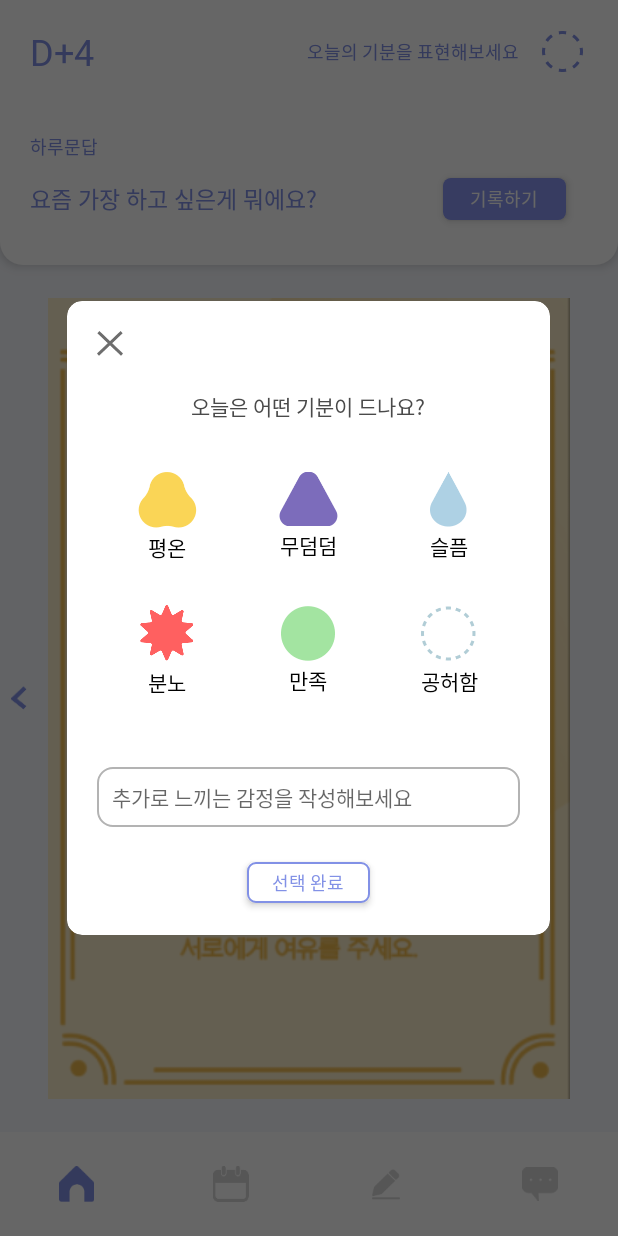
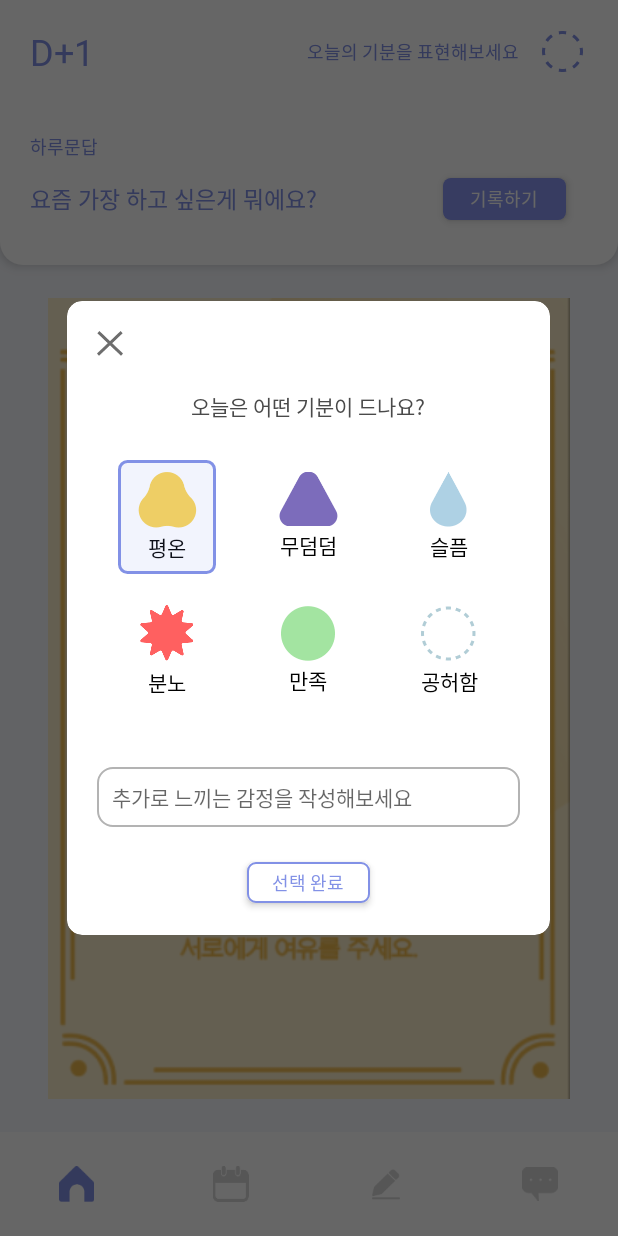
Before and after one commit to HyeRyoung98/IHuAe, an Android app: the screen it shows after launch (MainActivity), after a tap on "기록하기", on a phone screen of 412 x 824 dp. Run offline under Robolectric (Android 15) with nearby library versions, the phone set to English and light mode, and no system bars.

Commit message:
I can use sqlite

```diff
--- a/app/src/main/java/com/example/ihuae/Home/GuideCardAdapter.java
+++ b/app/src/main/java/com/example/ihuae/Home/GuideCardAdapter.java
@@ -7,10 +7,15 @@ import android.view.LayoutInflater;
 import android.view.ViewGroup;
 import androidx.annotation.NonNull;
 import androidx.recyclerview.widget.RecyclerView;
+
+import com.example.ihuae.Item.GuideCardItem;
 import com.example.ihuae.databinding.ItemGuideCardBinding;
+
+import java.util.ArrayList;
 
 public class GuideCardAdapter extends RecyclerView.Adapter<GuideCardAdapter.itemVH> {
     private Context mContext;
+    public ArrayList<GuideCardItem> cardItems = new ArrayList<>();
     public GuideCardAdapter(Context context){
         this.mContext = context;
     }
@@ -19,16 +24,18 @@ public class GuideCardAdapter extends RecyclerView.Adapter<GuideCardAdapter.item
     @Override
     public itemVH onCreateViewHolder(@NonNull ViewGroup parent, int viewType) {
         return new itemVH(ItemGuideCardBinding.inflate(LayoutInflater.from(mContext), parent, false));
+
     }
 
     @Override
     public void onBindViewHolder(@NonNull itemVH holder, int position) {
+        holder.binding.ivGuideCard.setImageResource(cardItems.get(position).Image);
 
     }
 
     @Override
     public int getItemCount() {
-        return 6;
+        return cardItems.size();
     }
 
     public class itemVH extends RecyclerView.ViewHolder {
--- a/app/src/main/java/com/example/ihuae/Home/HomeFragment.java
+++ b/app/src/main/java/com/example/ihuae/Home/HomeFragment.java
@@ -1,5 +1,6 @@
 package com.example.ihuae.Home;
 
+import android.database.Cursor;
 import android.os.Bundle;
 import android.util.Log;
 import android.view.LayoutInflater;
@@ -14,7 +15,11 @@ import androidx.recyclerview.widget.LinearLayoutManager;
 import androidx.recyclerview.widget.RecyclerView;
 import androidx.viewpager2.widget.ViewPager2;
 
+import com.example.ihuae.Item.GuideCardItem;
+import com.example.ihuae.MainActivity;
 import com.example.ihuae.R;
+import com.example.ihuae.Util.DBContract;
+import com.example.ihuae.Util.MainDBHelper;
 import com.example.ihuae.databinding.FragmentHomeBinding;
 
 public class HomeFragment extends Fragment {
@@ -22,6 +27,12 @@ public class HomeFragment extends Fragment {
     private FragmentHomeBinding binding;
     private WriteEmoDialog dialog;
     private GuideCardAdapter adapter;
+    private MainDBHelper dbHelper;
+    private String emoText = "";
+    private int emoIcon = 0;
+    private int emoIconID = -1;
+    private String iconGuide = "";
+    private String todayQuestion = "";
 
     private int emoImg[] = {R.drawable.ic_emotion_calmness, R.drawable.ic_emotion_dullness, R.drawable.ic_emotion_sadness
             , R.drawable.ic_emotion_anger, R.drawable.ic_emotion_satisfied, R.drawable.ic_emotion_emptiness};
@@ -35,11 +46,76 @@ public class HomeFragment extends Fragment {
     public void onViewCreated( View view, Bundle savedInstanceState) {
         super.onViewCreated(view, savedInstanceState);
         init();
+        getData();
+        setUI();
         eventHandler();
     }
 
     private void init(){
-        dialog = new WriteEmoDialog(getContext(), -1, "");
+        dbHelper = new MainDBHelper(getContext());
+
+        adapter = new GuideCardAdapter(getContext());
+        binding.guideCardViewPager.setAdapter(adapter);
+        binding.guideCardViewPager.setOrientation(ViewPager2.ORIENTATION_HORIZONTAL);
+        binding.guideCardViewPager.setOffscreenPageLimit(3);
+        binding.guideCardViewPager.setUserInputEnabled(false);
+    }
+
+    private void getData(){
+        //가이드 카드 가져오기
+        String sql = "SELECT * FROM "+ DBContract.GuideCardEntry.TABLE_NAME
+                + " WHERE " + DBContract.GuideCardEntry._ID + " <= " + MainActivity.dDay;
+        Cursor c = dbHelper.selectData(sql);
+        adapter.cardItems.clear();
+        while (c.moveToNext()){
+            GuideCardItem cardItem = new GuideCardItem();
+            cardItem.id = c.getInt(0);
+            cardItem.DateID = c.getInt(1);
+            cardItem.Content = c.getString(2);
+            cardItem.Image = c.getInt(3);
+            Log.e("===============[HomeFragment]getData cardItem================", cardItem.toString());
+            adapter.cardItems.add(cardItem);
+        }
+        adapter.notifyDataSetChanged();
+        c.close();
+
+        //오늘의 기분 가져오기
+        sql = "SELECT A." + DBContract.EmoEntry.COLUMN_NAME_2
+                + " , B." + DBContract.IconEntry.COLUMN_NAME_1
+                + " , B." + DBContract.IconEntry.COLUMN_NAME_2
+                + " , A." + DBContract.EmoEntry.COLUMN_NAME_3
+                + " FROM " + DBContract.EmoEntry.TABLE_NAME + " A , " + DBContract.IconEntry.TABLE_NAME + " B"
+                + " WHERE 1=1"
+                + " AND A." + DBContract.EmoEntry._ID + " = " + MainActivity.dDay
+                + " AND B." + DBContract.IconEntry._ID + " = A." + DBContract.EmoEntry.COLUMN_NAME_2;
+        c = dbHelper.selectData(sql);
+        while (c.moveToNext()){
+            emoIconID = c.getInt(0);
+            emoIcon = c.getInt(1);
+            iconGuide = c.getString(2);
+            emoText = c.getString(3);
+        }
+        c.close();
+
+        //하루 문답 가져오기
+        sql = "SELECT " + DBContract.QnAEntry.COLUMN_NAME_2
+                + " FROM " + DBContract.QnAEntry.TABLE_NAME
+                + " WHERE " + DBContract.QnAEntry._ID + " = " + MainActivity.dDay;
+        c = dbHelper.selectData(sql);
+        while (c.moveToNext()){
+            todayQuestion = c.getString(0);
+        }
+        c.close();
+    }
+
+    private void setUI(){
+        binding.tvDDay.setText("D+"+MainActivity.dDay);
+        binding.guideCardViewPager.setCurrentItem(adapter.getItemCount()-1);
+        setBtnVisible();
+        dialog = new WriteEmoDialog(getContext(), emoIcon, emoText);
+    }
+
+    private void eventHandler(){
         dialog.setOnEmoDialogListener(new WriteEmoDialog.OnEmoDialogListener() {
             @Override
             public void onResist(int status, String contents) {
@@ -53,15 +129,6 @@ public class HomeFragment extends Fragment {
             dialog.show();
         });
 
-        adapter = new GuideCardAdapter(getContext());
-        binding.guideCardViewPager.setAdapter(adapter);
-        binding.guideCardViewPager.setOrientation(ViewPager2.ORIENTATION_HORIZONTAL);
-        binding.guideCardViewPager.setCurrentItem(adapter.getItemCount()-1);
-        binding.guideCardViewPager.setOffscreenPageLimit(3);
-        binding.guideCardViewPager.setUserInputEnabled(false);
-    }
-
-    private void eventHandler(){
         binding.btnGoPre.setOnClickListener(v -> {
             binding.guideCardViewPager.setCurrentItem(binding.guideCardViewPager.getCurrentItem()-1);
             setBtnVisible();
--- /dev/null
+++ b/app/src/main/java/com/example/ihuae/Item/GuideCardItem.java
@@ -0,0 +1,21 @@
+package com.example.ihuae.Item;
+
+import androidx.annotation.NonNull;
+
+public class GuideCardItem {
+    public GuideCardItem(){}
+    public int id = 0;
+    public int DateID = 0;
+    public String Content = "";
+    public int Image = 0;
+
+    @Override
+    public String toString() {
+        return "GuideCardItem{" +
+                "id=" + id +
+                ", DateID=" + DateID +
+                ", Content='" + Content + '\'' +
+                ", Image=" + Image +
+                '}';
+    }
+}
--- a/app/src/main/java/com/example/ihuae/MainActivity.java
+++ b/app/src/main/java/com/example/ihuae/MainActivity.java
@@ -16,7 +16,7 @@ import com.google.android.material.tabs.TabLayout;
 import com.google.android.material.tabs.TabLayoutMediator;
 
 public class MainActivity extends AppCompatActivity {
-    public static int dDay = 0;
+    public static int dDay = 1;
 
     private ActivityMainBinding binding;
     public MainPagerAdapter adapter;
--- a/app/src/main/java/com/example/ihuae/SplashActivity.java
+++ b/app/src/main/java/com/example/ihuae/SplashActivity.java
@@ -3,12 +3,13 @@ package com.example.ihuae;
 import android.content.Intent;
 import android.os.Bundle;
 import android.os.Handler;
+import android.util.Log;
 
 import androidx.appcompat.app.AppCompatActivity;
 
+import com.example.ihuae.Util.ArrayItems;
 import com.example.ihuae.Util.DBContract;
 import com.example.ihuae.Util.MainDBHelper;
-import com.example.ihuae.Util.QuestionsStrings;
 import com.example.ihuae.Util.SharedPreferenceManager;
 
 import java.text.SimpleDateFormat;
@@ -19,8 +20,7 @@ import java.util.HashMap;
 public class SplashActivity extends AppCompatActivity {
     private SimpleDateFormat sdf = new SimpleDateFormat("yyyyMMdd");
     private MainDBHelper dbHelper = null;
-    private QuestionsStrings qesStrings = new QuestionsStrings();
-
+    private ArrayItems arrayItems = new ArrayItems();
     @Override
     protected void onCreate(Bundle savedInstanceState) {
         super.onCreate(savedInstanceState);
@@ -33,6 +33,8 @@ public class SplashActivity extends AppCompatActivity {
         }else {
             long cal = new Date().getTime() - startDay.getTime();
             MainActivity.dDay = (int) (cal / (24 * 60 * 60 * 1000));
+            MainActivity.dDay += 1;
+            MainActivity.dDay = MainActivity.dDay > 30 ? 30:MainActivity.dDay;      //30일 이후는 막기
         }
         nextActivity();
     }
@@ -69,20 +71,19 @@ public class SplashActivity extends AppCompatActivity {
         Calendar c = Calendar.getInstance();
         c.setTime(startDate);
         int cnt = 0;
-        while (cnt < 30) {
-            c.add(Calendar.DATE, 1);
+        while (cnt < arrayItems.questions.length) {
             Date d = c.getTime();
             int dateID = Integer.parseInt(sdf.format(d));
 
             setCalendarTable(c, dateID);
-            setEmoIcTable(dateID);
-            setEmoTxtTable(dateID);
+            setEmoTable(dateID);
             setQnATable(dateID, cnt);
-            cnt++;
             setGuideCardTable(dateID, cnt);
 
-
+            c.add(Calendar.DATE, 1);
+            cnt++;
         }
+        setIconTable();
     }
 
     private void setCalendarTable(Calendar c, int dateID){
@@ -95,38 +96,53 @@ public class SplashActivity extends AppCompatActivity {
             m.put(DBContract.CalendarEntry.COLUMN_NAME_2, year);
             m.put(DBContract.CalendarEntry.COLUMN_NAME_3, month);
             m.put(DBContract.CalendarEntry.COLUMN_NAME_4, day);
+            boolean isSuccess = dbHelper.insertData(DBContract.CalendarEntry.TABLE_NAME, m);
+            if(isSuccess) Log.e("===============Success setCalendarTable================", "dateID = " + dateID);
+            else Log.e("===============Fail setCalendarTable================", "dateID = " + dateID);
 
-            dbHelper.insertData(DBContract.CalendarEntry.TABLE_NAME, m);
         }
 
-    private void setEmoIcTable(int dateID){
+    private void setEmoTable(int dateID){
         HashMap<String, Object> m = new HashMap<>();
-        m.put(DBContract.EmoIcEntry.COLUMN_NAME_1, dateID);
-        m.put(DBContract.EmoIcEntry.COLUMN_NAME_2, "");
-        dbHelper.insertData(DBContract.EmoIcEntry.TABLE_NAME, m);
+        m.put(DBContract.EmoEntry.COLUMN_NAME_1, dateID);
+        m.put(DBContract.EmoEntry.COLUMN_NAME_2, -1);
+        m.put(DBContract.EmoEntry.COLUMN_NAME_3, "");
+        boolean isSuccess = dbHelper.insertData(DBContract.EmoEntry.TABLE_NAME, m);
+        if(isSuccess) Log.e("===============Success setEmoTable================", "dateID = " + dateID);
+        else Log.e("===============Fail setEmoTable================", "dateID = " + dateID);
     }
 
-    private void setEmoTxtTable(int dateID){
-        HashMap<String, Object> m = new HashMap<>();
-        m.put(DBContract.EmoTxtEntry.COLUMN_NAME_1, dateID);
-        m.put(DBContract.EmoTxtEntry.COLUMN_NAME_2, "");
-        dbHelper.insertData(DBContract.EmoTxtEntry.TABLE_NAME, m);
-    }
 
     private void setQnATable(int dateID, int cnt){
-        String qes = qesStrings.questions[cnt];
+        String qes = arrayItems.questions[cnt];
         HashMap<String, Object> m = new HashMap<>();
         m.put(DBContract.QnAEntry.COLUMN_NAME_1, dateID);
         m.put(DBContract.QnAEntry.COLUMN_NAME_2, qes);
         m.put(DBContract.QnAEntry.COLUMN_NAME_3, "");
-        dbHelper.insertData(DBContract.QnAEntry.TABLE_NAME, m);
+        boolean isSuccess = dbHelper.insertData(DBContract.QnAEntry.TABLE_NAME, m);
+        if(isSuccess) Log.e("===============Success setQnATable================", "dateID = " + dateID);
+        else Log.e("===============Fail setQnATable================", "dateID = " + dateID);
     }
 
     private void setGuideCardTable(int dateID, int cnt){
         HashMap<String, Object> m = new HashMap<>();
         m.put(DBContract.GuideCardEntry.COLUMN_NAME_1, dateID);
         m.put(DBContract.GuideCardEntry.COLUMN_NAME_2, "");     //todo 가이드 카드 내용 넣기, 정말 필요한 지 검토.
-        m.put(DBContract.GuideCardEntry.COLUMN_NAME_3, "guide_card_day"+cnt);
-        dbHelper.insertData(DBContract.GuideCardEntry.TABLE_NAME, m);
+        m.put(DBContract.GuideCardEntry.COLUMN_NAME_3, arrayItems.IDs[cnt]);
+        boolean isSuccess = dbHelper.insertData(DBContract.GuideCardEntry.TABLE_NAME, m);
+        if(isSuccess) Log.e("===============Success setGuideCardTable================", "dateID = " + dateID);
+        else Log.e("===============Fail setGuideCardTable================", "dateID = " + dateID);
+    }
+
+    private void setIconTable(){
+        for(int i = 0 ; i < arrayItems.emoIcons.length ; i++){
+            HashMap<String, Object> m = new HashMap<>();
+            m.put(DBContract.IconEntry.COLUMN_NAME_1, arrayItems.emoIcons[i]);
+            m.put(DBContract.IconEntry.COLUMN_NAME_2, arrayItems.emoGuides[i]);
+            boolean isSuccess = dbHelper.insertData(DBContract.IconEntry.TABLE_NAME, m);
+            if(isSuccess) Log.e("===============Success setIconTable================", "IconID = " + i);
+            else Log.e("===============Fail setIconTable================", "IconID = " + i);
+        }
+
     }
 }
--- /dev/null
+++ b/app/src/main/java/com/example/ihuae/Util/ArrayItems.java
@@ -0,0 +1,86 @@
+package com.example.ihuae.Util;
+
+import com.example.ihuae.R;
+
+public class ArrayItems {
+
+    public ArrayItems(){}
+
+    public int[] IDs = {
+            R.drawable.guide_card_day1
+            ,R.drawable.guide_card_day2
+            ,R.drawable.guide_card_day3
+            ,R.drawable.guide_card_day4
+            ,R.drawable.guide_card_day5
+            ,R.drawable.guide_card_day6
+            ,R.drawable.guide_card_day7
+            ,R.drawable.guide_card_day8
+            ,R.drawable.guide_card_day9
+            ,R.drawable.guide_card_day10
+            ,R.drawable.guide_card_day11
+            ,R.drawable.guide_card_day12
+            ,R.drawable.guide_card_day13
+            ,R.drawable.guide_card_day14
+            ,R.drawable.guide_card_day15
+            ,R.drawable.guide_card_day16
+            ,R.drawable.guide_card_day17
+            ,R.drawable.guide_card_day18
+            ,R.drawable.guide_card_day19
+            ,R.drawable.guide_card_day20
+            ,R.drawable.guide_card_day21
+            ,R.drawable.guide_card_day22
+            ,R.drawable.guide_card_day23
+            ,R.drawable.guide_card_day24
+            ,R.drawable.guide_card_day25
+            ,R.drawable.guide_card_day26
+            ,R.drawable.guide_card_day27
+            ,R.drawable.guide_card_day28
+            ,R.drawable.guide_card_day29
+            ,R.drawable.guide_card_day30
+    };
+
+    public String[] questions = {
+            "지금부터 100일간 상대방에게 연락해서는 안 됩니다. 상대방의 소식을 알려고 해서도 안 됩니다."
+            ,"오늘은 잔뜩 슬퍼해도 괜찮아요. 가슴속에 있는 응어리를 풀어주세요."
+            ,"상대방에게도 생각할 시간이 필요해요. 서로에게 여유를 주세요."
+            ,"연락하고 싶은 마음 알겠지만, 참으세요. 섣부른 연락과 재회는 절대 건강한 결과를 부를 수 없어요. 하고 싶은 말이 있다면 감정억제기를 사용해보세요."
+            ,"왜 힘든일은 한꺼번에 찾아올까요? 지금 이 상황이 너무 견디기 힘들고 슬픔에서 벗어날 수 없을 것 같은 그 기분 충분히 다 쏟아내세요."
+            ,"이별은 돌이킬 수 없어요. 이걸 인정하지 않으면 당신이 무엇을 원하든 그 결과로 이어지기 힘들어요. 힘들지만 받아들이려고 노력해요."
+            ,"혹시 재회 관련 컨텐츠를 찾아보고 계신가요? 그렇다면, 차라리 이별 극복법을 검색해보면 어떨까요? 알잖아요. 도움되지 않는다는걸요."
+            ,"지인들에게서 x의 소식을 알려고 하지마세요. 어떠한 수단과 방법이든 x의 근황을 알 수 없도록 해요."
+            ,"지금 나의 몸 상태는 어떤가요? 아픈 곳은 없나요? 적절한 체지방과 근육량을 유지하고 있나요? 내 몸을 진단해보는 시간을 가져보아요. 몸의 건강도 마음의 건강만큼이나 중요하답니다."
+            ,"명상 해본 적 있으세요? 머릿 속에 생각이 많다면, 가끔은 비워주는 것도 필요해요. 오늘은 5분이라도 시간내서 명상을 해보면 어떨까요?"
+            ,"해야 하는 일이 있나요? 여태껏 미뤄두는 일이 있지 않나요? 오늘부터 시작해보도록 해요. 무리하지 말고 조금씩 시작해보아요."
+            ,"맛있는 음식을 먹으면 도파민이 방출되어 기분이 좋아진다고 해요. 맛집을 찾아가며 기분전환 해보아요!"
+            ,"이 시기가 다 지나가고 나면 어떤 사람이 되어있었으면 좋겠나요? 분명 당신은 더 성장하게 될거에요."
+            ,"당신은 어떤 사람과 함께하면 행복을 느낄 수 있다고 생각하나요? 지인이든 연인이든 한번 생각해볼까요?"
+            ,"벌써 2주가 지났어요! 연락금지 규칙을 아주 잘 지키고 있어요! 지금처럼 2주만 더 버텨봐요. 이후가 함께할게요."
+            ,"나는 어떤 사람인가요? 나의 장점은 무엇인가요? 내가 좋아하는 음식, 색깔, 동물 등등…. 나를 탐구해보는 시간을 가져보아요."
+            ,"하고 싶은 일들의 목록을 적어볼까요? 나만의 버킷리스트를 만들게 되면 내가 무엇을 좋아하는지, 하고 싶은지, 나에 대해 더욱 잘 알게 될 거예요."
+            ,"숲으로 공원으로 산책하러 나가보는 건 어떨까요? 자연을 느끼며 힐링하는 시간을 가져보아요."
+            ,"이루고 싶은 일들이 있나요? 오늘은 그 목록을 적어볼까요? 커다란 꿈부터 소소한 꿈까지 모두 좋아요."
+            ,"이전의 사랑이 그리운 날인가요? 그렇다면 그 사람과 있었던 일 중 좋았던 일 5가지와 나빴던 일 5가지를 펜을 들고 손으로 적어보아요."
+            ,"친구들과 함께 즐거운 시간을 보내보는 건 어떨까요? 오래 연락이 끊긴 친구가 있다면 먼저 연락을 걸어보아요. 새로운 만남의 시작이 될 수도 있을 거예요."
+            ,"가장 좋아하는 옷을 입고 나가 볼까요? 가까운 곳도 좋고, 평소 가보고 싶던 카페도 좋아요. 한껏 꾸민 모습으로 나들이하다 보면 즐거울 거예요!"
+            ,"혹시나 그 사람의 사진을 갤러리에서 지우지 못했다면, 자주 들어가지 마세요. 당분간은 숨겨놓고 우리 나중에 생각하기로 해요."
+            ,"지금의 당신은 어떤 사람인가요? 혹시나 놓치고 있던게 있을 수 있으니, 한번 커리어를 되돌아봐요."
+            ,"앞으로 어떤 인생을 살고 싶나요? 대략적인 그림말고, 구체적으로 한번 계획을 짜보면 어떨까요?"
+            ,"그 사람의 소식이 궁금한가요? 하지만 아직은 안 됩니다. 자신을 더 돌볼 시간이 필요한 시기에요."
+            ,"지금 당신의 주변엔 어떤 사람들로 가득 차 있나요? 그 들에게 충분히 애정을 표현했나요? 당신을 이야기를 들어준 이들에게 고마움을 표현해보면 어떨까요?"
+            ,"그동안 당신이 당신에게 가장 많이 해준말이 무엇인가요? 가장 고생했을 당신에게 좀 더 애정어린 말을 해주는건 어때요?"
+            ,"내일이면 한달이 다 채워져요. 어떤 감정을 느끼고 있나요? 당신의 마음속에 작은 힘이 생겼다면 정말 행복할 것 같아요."
+            ,"한달동안 수고 많으셨어요. 이때까지 작성했던 문답과 감정변화를 한번 되돌아보면 어떨까요? 당신이 어떤 선택을 하든 당신을 응원할게요."
+    };
+
+    public int[] emoIcons = {R.drawable.ic_emotion_calmness, R.drawable.ic_emotion_dullness, R.drawable.ic_emotion_sadness
+            , R.drawable.ic_emotion_anger, R.drawable.ic_emotion_satisfied, R.drawable.ic_emotion_emptiness};
+
+    public String[] emoGuides = {
+            "오늘의 기분은 평온해요"
+            ,"오늘의 기분은 무덤덤해요"
+            ,"오늘의 기분은 슬퍼요"
+            ,"오늘의 기분은 화나요"
+            ,"오늘의 기분은 만족스러워요"
+            ,"오늘의 기분은 공허해요"
+    };
+}
--- a/app/src/main/java/com/example/ihuae/Util/MainDBHelper.java
+++ b/app/src/main/java/com/example/ihuae/Util/MainDBHelper.java
@@ -7,8 +7,8 @@ import android.database.sqlite.SQLiteDatabase;
 import android.database.sqlite.SQLiteOpenHelper;
 import android.util.Log;
 
-import java.util.ArrayList;
 import java.util.HashMap;
+import java.util.Set;
 
 public class MainDBHelper extends SQLiteOpenHelper {
 
@@ -22,8 +22,8 @@ public class MainDBHelper extends SQLiteOpenHelper {
     @Override
     public void onCreate(SQLiteDatabase db) {
         db.execSQL(DBContract.CalendarEntry.SQL_CREATE_ENTRIES);
-        db.execSQL(DBContract.EmoIcEntry.SQL_CREATE_ENTRIES);
-        db.execSQL(DBContract.EmoTxtEntry.SQL_CREATE_ENTRIES);
+        db.execSQL(DBContract.IconEntry.SQL_CREATE_ENTRIES);
+        db.execSQL(DBContract.EmoEntry.SQL_CREATE_ENTRIES);
         db.execSQL(DBContract.QnAEntry.SQL_CREATE_ENTRIES);
         db.execSQL(DBContract.GuideCardEntry.SQL_CREATE_ENTRIES);
         db.execSQL(DBContract.DairyEntry.SQL_CREATE_ENTRIES);
@@ -35,8 +35,8 @@ public class MainDBHelper extends SQLiteOpenHelper {
         // This database is only a cache for online data, so its upgrade policy is
         // to simply to discard the data and start over
         db.execSQL(getTableDropSql(DBContract.CalendarEntry.TABLE_NAME));
-        db.execSQL(getTableDropSql(DBContract.EmoIcEntry.TABLE_NAME));
-        db.execSQL(getTableDropSql(DBContract.EmoTxtEntry.TABLE_NAME));
+        db.execSQL(getTableDropSql(DBContract.IconEntry.TABLE_NAME));
+        db.execSQL(getTableDropSql(DBContract.EmoEntry.TABLE_NAME));
         db.execSQL(getTableDropSql(DBContract.QnAEntry.TABLE_NAME));
         db.execSQL(getTableDropSql(DBContract.GuideCardEntry.TABLE_NAME));
         db.execSQL(getTableDropSql(DBContract.DairyEntry.TABLE_NAME));
@@ -59,12 +59,12 @@ public class MainDBHelper extends SQLiteOpenHelper {
         try {
             SQLiteDatabase db = this.getWritableDatabase();
             ContentValues contentValues = new ContentValues();
-            ArrayList<String> keys = (ArrayList<String>) datas.keySet();
+            Set<String> keys = datas.keySet();
             for (String key : keys) {
                 String type = datas.get(key).getClass().getName();
-                if (type.equals("Integer")) contentValues.put(key, (Integer) datas.get(key));
-                else if (type.equals("Date")) contentValues.put(key, (byte[]) datas.get(key));
-                else contentValues.put(key, (String) datas.get(key));
+                if (type.equals("java.lang.Integer")) contentValues.put(key, (Integer) datas.get(key));
+                else if (type.equals("java.util.Date")) contentValues.put(key, (byte[]) datas.get(key));
+                else contentValues.put(key, (String) datas.get(key));         //java.lang.String
             }
             long result = db.insert(tableNM, null, contentValues);
             if (result == -1)
@@ -77,7 +77,7 @@ public class MainDBHelper extends SQLiteOpenHelper {
         }
     }
 
-    public Cursor selectData(String tableNM, String sql){
+    public Cursor selectData(String sql){
         Cursor cursor = null;
         try {
             SQLiteDatabase db = this.getReadableDatabase();
--- a/app/src/main/java/com/example/ihuae/Util/SharedPreferenceManager.java
+++ b/app/src/main/java/com/example/ihuae/Util/SharedPreferenceManager.java
@@ -26,7 +26,7 @@ public class SharedPreferenceManager {
     public static Date getStartDay(Context context) {
         SharedPreferences prefs = getPreferences(context);
         String startDayString = prefs.getString("startDay", null);
-        Date startDay = new Date();
+        Date startDay = null;
         try {
             if(startDayString!=null) startDay = format.parse(startDayString);
         }catch (Exception e){
--- a/app/src/main/res/layout/fragment_home.xml
+++ b/app/src/main/res/layout/fragment_home.xml
@@ -26,7 +26,6 @@
                 android:id="@+id/tvDDay"
                 android:layout_width="wrap_content"
                 android:layout_height="wrap_content"
-                android:text="D+4"
                 android:fontFamily="@font/spoqa_han_sans_neo_bold"
                 android:textColor="@color/main_purple_blue2_8291E6"
                 android:textSize="24dp"/>
--- a/app/src/main/res/layout/item_guide_card.xml
+++ b/app/src/main/res/layout/item_guide_card.xml
@@ -3,5 +3,4 @@
     xmlns:android="http://schemas.android.com/apk/res/android"
     android:id="@+id/ivGuideCard"
     android:layout_width="match_parent"
-    android:layout_height="match_parent"
-    android:src="@drawable/test_card" />
+    android:layout_height="match_parent" />
```
Also changed, not shown: app/src/main/java/com/example/ihuae/Util/DBContract.java (+21 -16 lines), app/src/main/java/com/example/ihuae/Util/QuestionsStrings.java (deleted, +0 -72 lines).
